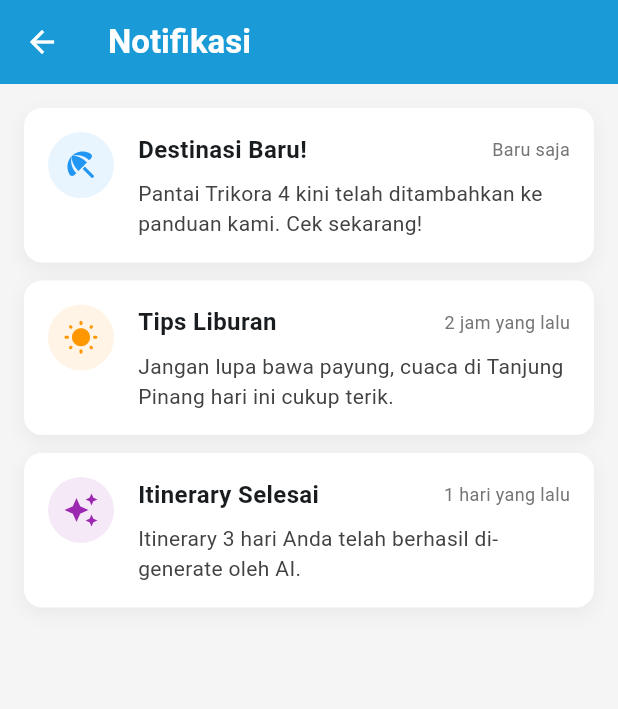
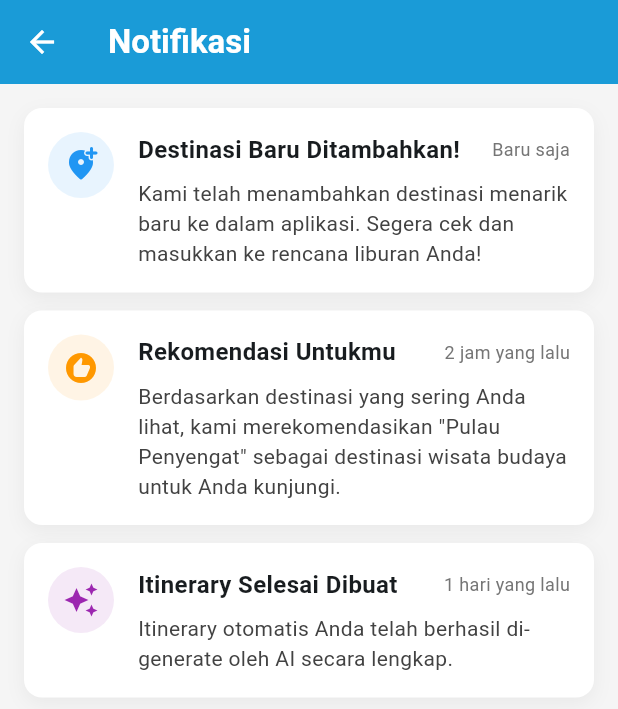
Before and after one commit to FeatherineIVE/Tanjung-Pinang-Guide, a Flutter app: the NotificationPage screen opened directly, on a phone screen of 412 x 824 dp. Shown: the top 709 px of the screen. Run offline on Flutter 3.47's test engine with Material 3 defaults, Android fonts, the phone set to English and light mode, and no system bars; our stand-ins replace cached_network_image, firebase_core, flutter_local_notifications, google_sign_in, pdf, printing and 2 more; accounts and stored records are empty; statements that could not run were skipped.

Commit message:
feat: implement local push notifications for generated itinerary

```diff
--- a/lib/main.dart
+++ b/lib/main.dart
@@ -13,10 +13,14 @@ import 'services/review_service.dart';
 import 'services/itinerary_service.dart';
 import 'services/ai_service.dart';
 
+import 'services/notification_service.dart';
+
 void main() async {
   WidgetsFlutterBinding.ensureInitialized();
   // Inisialisasi Firebase (diperlukan oleh firebase_auth dan google_sign_in)
   await Firebase.initializeApp();
+  // Inisialisasi Notifikasi Lokal
+  await NotificationService().init();
   runApp(const MyApp());
 }
 
--- a/lib/pages/notification_page.dart
+++ b/lib/pages/notification_page.dart
@@ -5,25 +5,24 @@ class NotificationPage extends StatelessWidget {
 
   @override
   Widget build(BuildContext context) {
-    // Dummy Data
     final notifications = [
       {
-        'title': 'Destinasi Baru!',
-        'message': 'Pantai Trikora 4 kini telah ditambahkan ke panduan kami. Cek sekarang!',
+        'title': 'Destinasi Baru Ditambahkan!',
+        'message': 'Kami telah menambahkan destinasi menarik baru ke dalam aplikasi. Segera cek dan masukkan ke rencana liburan Anda!',
         'time': 'Baru saja',
-        'icon': Icons.beach_access_rounded,
+        'icon': Icons.add_location_alt_rounded,
         'color': Colors.blue,
       },
       {
-        'title': 'Tips Liburan',
-        'message': 'Jangan lupa bawa payung, cuaca di Tanjung Pinang hari ini cukup terik.',
+        'title': 'Rekomendasi Untukmu',
+        'message': 'Berdasarkan destinasi yang sering Anda lihat, kami merekomendasikan "Pulau Penyengat" sebagai destinasi wisata budaya untuk Anda kunjungi.',
         'time': '2 jam yang lalu',
-        'icon': Icons.wb_sunny_rounded,
+        'icon': Icons.recommend_rounded,
         'color': Colors.orange,
       },
       {
-        'title': 'Itinerary Selesai',
-        'message': 'Itinerary 3 hari Anda telah berhasil di-generate oleh AI.',
+        'title': 'Itinerary Selesai Dibuat',
+        'message': 'Itinerary otomatis Anda telah berhasil di-generate oleh AI secara lengkap.',
         'time': '1 hari yang lalu',
         'icon': Icons.auto_awesome,
         'color': Colors.purple,
--- a/lib/services/itinerary_service.dart
+++ b/lib/services/itinerary_service.dart
@@ -2,6 +2,7 @@ import 'package:flutter/foundation.dart';
 import 'package:tanjung_pinang_guide/core/constants/api_constants.dart';
 import 'package:tanjung_pinang_guide/core/network/api_client.dart';
 import 'package:tanjung_pinang_guide/models/itinerary_model.dart';
+import 'notification_service.dart';
 
 class ItineraryService extends ChangeNotifier {
   final ApiClient _apiClient = ApiClient();
@@ -51,6 +52,16 @@ class ItineraryService extends ChangeNotifier {
         }
         _isGenerating = false;
         notifyListeners();
+
+        // Munculkan notifikasi lokal
+        try {
+          await NotificationService().showNotification(
+            id: 1,
+            title: 'Itinerary Selesai Dibuat',
+            body: 'Itinerary ${itinerary.days} hari Anda telah berhasil di-generate oleh AI.',
+          );
+        } catch (_) {}
+
         return itinerary;
       } else {
         _error = response['message'] ?? 'Gagal membuat itinerary';
```
Also changed, not shown: lib/services/notification_service.dart (added, +65 -0 lines), 3 other files.
